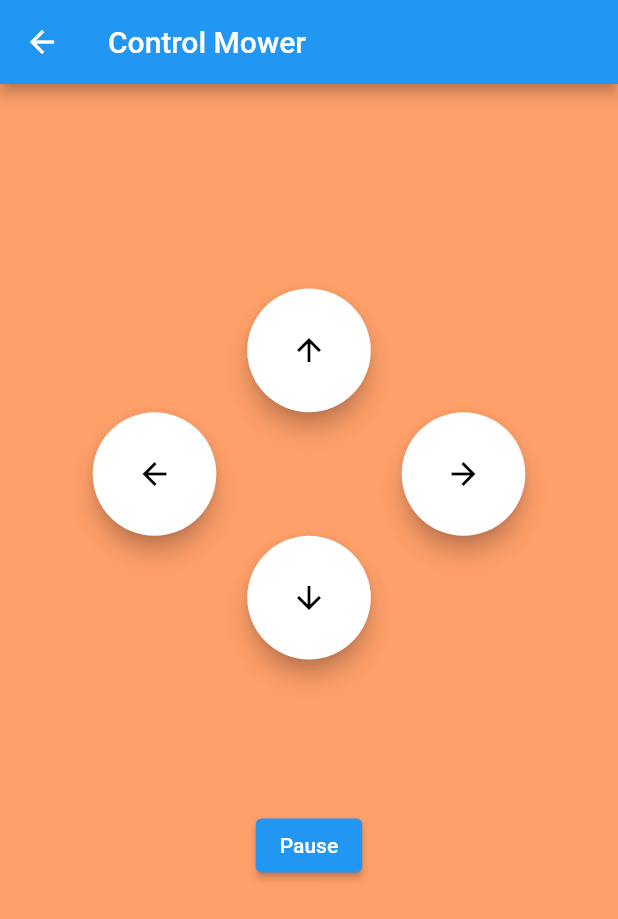
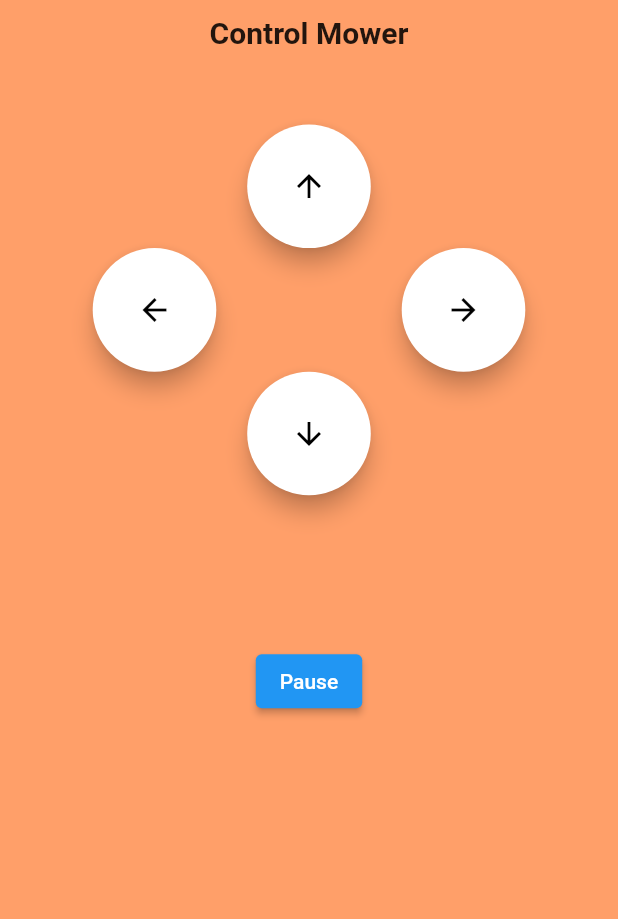
Before and after one commit to TIGK-Captain-America/app, a Flutter app: the ControlMowerPage screen opened directly, on a phone screen of 412 x 824 dp. Shown: the top 919 px of the screen. Run offline on Flutter 3.47's test engine with Material 2 defaults, Android fonts, the phone set to English and light mode, and no system bars; our stand-ins replace flutter_blue, get, get_it, stacked.

```diff
--- a/lib/main.dart
+++ b/lib/main.dart
@@ -3,7 +3,7 @@ import 'package:get/get.dart';
 import 'package:mower/src/services/DeviceService.dart';
 import 'package:mower/src/services/bluetoothService.dart';
 import 'package:get_it/get_it.dart';
-import 'package:mower/src/views/scanBluetooth/scanBluetooth.dart';
+import 'package:mower/src/views/landing/landing.dart';
 
 void main() {
   WidgetsFlutterBinding.ensureInitialized();
@@ -30,7 +30,7 @@ class MyApp extends StatelessWidget {
         // is not restarted.
         primarySwatch: Colors.blue,
       ),
-      home: ScanBluetoothView(),
+      home: LandingView(),
     );
   }
 }
--- a/lib/src/views/bottomNavBar/bottomNavBar.dart
+++ b/lib/src/views/bottomNavBar/bottomNavBar.dart
@@ -30,6 +30,7 @@ class _BottomNavBarState extends State<BottomNavBar> {
       ),
       bottomNavigationBar: BottomNavigationBar(
         backgroundColor: Colors.amber[900],
+        selectedItemColor: Colors.white,
         items: const <BottomNavigationBarItem>[
           BottomNavigationBarItem(icon: Icon(Icons.home), label: 'Home'),
           BottomNavigationBarItem(icon: Icon(Icons.agriculture), label: 'Mower'),
--- a/lib/src/views/controlMower/controlMower.dart
+++ b/lib/src/views/controlMower/controlMower.dart
@@ -1,18 +1,25 @@
 import 'package:flutter/material.dart';
-import 'package:hexcolor/hexcolor.dart';
+import 'package:mower/src/views/controlMower/viewModel.dart';
+import 'package:stacked/stacked.dart';
 
 //add functions for onpress buttons later.
 class ControlMowerPage extends StatelessWidget {
   @override
   Widget build(BuildContext context) {
-    return Scaffold(
-        backgroundColor: HexColor("#FF9F69"),
-        appBar: AppBar(
-          title: Text("Control Mower"),
-        ),
-        body: Column(
-            mainAxisAlignment: MainAxisAlignment.center,
+    return ViewModelBuilder<ControlMowerViewModel>.reactive(
+      viewModelBuilder: () => ControlMowerViewModel(),
+      //onModelReady: (viewModel) => viewModel.initialise(),
+      builder: (context, viewModel, child) => Scaffold(
+        backgroundColor: Color.fromRGBO(255, 159, 105, 1),
+        body: SafeArea(
+          child: Column(
             children: <Widget>[
+              SizedBox(height: 10,),
+              Text(
+                'Control Mower',
+                style: TextStyle(fontSize: 20.0, fontWeight: FontWeight.bold),
+              ),
+              SizedBox(height: 50,),
               Row(
                 mainAxisAlignment: MainAxisAlignment.center,
                 children: [
@@ -70,6 +77,9 @@ class ControlMowerPage extends StatelessWidget {
                   )
                 ],
               )
-            ]));
+            ])
+        ),
+      ),
+    );
   }
 }
--- a/lib/src/views/controlMower/viewModel.dart
+++ b/lib/src/views/controlMower/viewModel.dart
@@ -1 +1,5 @@
-// view model
+import 'package:flutter/material.dart';
+
+class ControlMowerViewModel extends ChangeNotifier {
+
+}
--- /dev/null
+++ b/lib/src/views/landing/viewModel.dart
@@ -0,0 +1,5 @@
+import 'package:flutter/material.dart';
+
+class LandingViewModel extends ChangeNotifier {
+
+}
--- a/lib/src/views/mowerView/mowerView.dart
+++ b/lib/src/views/mowerView/mowerView.dart
@@ -1,5 +1,5 @@
 import 'package:flutter/material.dart';
-import 'package:mower/src/utils/CustomPainter.dart';
+import 'package:mower/src/utils/customPainter.dart';
 import 'package:mower/src/views/mowerView/viewModel.dart';
 import 'package:stacked/stacked.dart';
 
```
Also changed, not shown: lib/src/views/error/error.dart (+32 -39 lines), lib/src/views/landing/landing.dart (added, +39 -0 lines).
